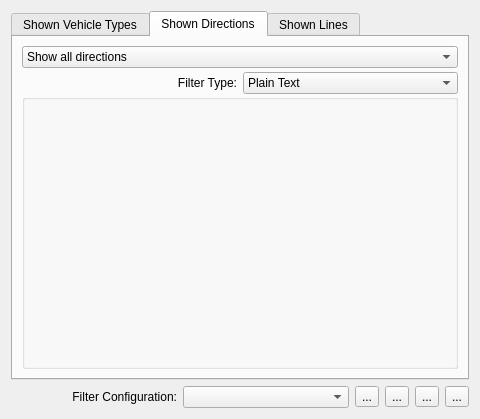
This is applet/publicTransportFilterConfig.ui in KDE/publictransport as Qt 5 draws it before an edit. The edited form follows.
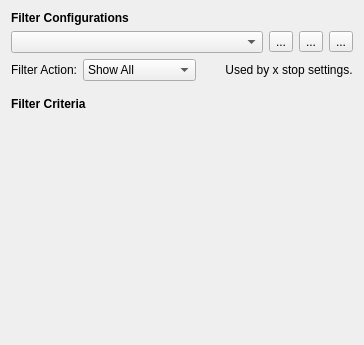
This is the edited form. The open tabs and pages were chosen to show the change. Custom widgets are drawn as their Qt base class.

```diff
--- a/applet/publicTransportFilterConfig.ui
+++ b/applet/publicTransportFilterConfig.ui
@@ -6,25 +6,52 @@
    <rect>
     <x>0</x>
     <y>0</y>
-    <width>480</width>
-    <height>419</height>
+    <width>364</width>
+    <height>345</height>
    </rect>
   </property>
   <layout class="QGridLayout" name="gridLayout">
-   <item row="7" column="0">
-    <widget class="QLabel" name="lblFilterConfigurations">
+   <property name="sizeConstraint">
+    <enum>QLayout::SetDefaultConstraint</enum>
+   </property>
+   <item row="0" column="0" colspan="5">
+    <widget class="QLabel" name="lblTimetable_4">
+     <property name="font">
+      <font>
+       <weight>75</weight>
+       <bold>true</bold>
+      </font>
+     </property>
      <property name="text">
-      <string>Filter Configuration:</string>
-     </property>
-     <property name="alignment">
-      <set>Qt::AlignRight|Qt::AlignTrailing|Qt::AlignVCenter</set>
+      <string>Filter Configurations</string>
      </property>
     </widget>
    </item>
-   <item row="7" column="1">
+   <item row="1" column="0" colspan="5">
+    <layout class="QHBoxLayout" name="horizontalLayout">
+     <property name="leftMargin">
+      <number>0</number>
+     </property>
+     <property name="topMargin">
+      <number>0</number>
+     </property>
+     <property name="rightMargin">
+      <number>0</number>
+     </property>
+     <item>
     <widget class="KComboBox" name="filterConfigurations"/>
    </item>
-   <item row="7" column="3">
+     <item>
+      <widget class="QToolButton" name="addFilterConfiguration">
+       <property name="toolTip">
+        <string>Add a new filter configuration</string>
+       </property>
+       <property name="text">
+        <string notr="true">...</string>
+       </property>
+      </widget>
+     </item>
+     <item>
     <widget class="QToolButton" name="removeFilterConfiguration">
      <property name="toolTip">
       <string>Delete the selected filter configuration</string>
@@ -34,17 +61,7 @@
      </property>
     </widget>
    </item>
-   <item row="7" column="5">
-    <widget class="QToolButton" name="saveFilterConfiguration">
-     <property name="toolTip">
-      <string>Save the current filters to the selected filter configuration</string>
-     </property>
-     <property name="text">
-      <string notr="true">...</string>
-     </property>
-    </widget>
-   </item>
-   <item row="7" column="4">
+     <item>
     <widget class="QToolButton" name="renameFilterConfiguration">
      <property name="toolTip">
       <string>Rename the selected filter configuration</string>
@@ -54,136 +71,20 @@
      </property>
     </widget>
    </item>
-   <item row="7" column="2">
-    <widget class="QToolButton" name="addFilterConfiguration">
-     <property name="toolTip">
-      <string>Add a new filter configuration</string>
-     </property>
-     <property name="text">
-      <string notr="true">...</string>
-     </property>
-    </widget>
-   </item>
-   <item row="4" column="0" rowspan="3" colspan="6">
-    <widget class="KTabWidget" name="ktabwidget">
-     <property name="minimumSize">
-      <size>
-       <width>0</width>
-       <height>0</height>
-      </size>
-     </property>
-     <property name="currentIndex">
-      <number>0</number>
-     </property>
-     <widget class="QWidget" name="tab_3">
-      <attribute name="title">
-       <string>Shown Vehicle Types</string>
-      </attribute>
-      <layout class="QVBoxLayout" name="verticalLayout">
-       <item>
-        <widget class="KActionSelector" name="filterLineType">
-         <property name="sizePolicy">
-          <sizepolicy hsizetype="Preferred" vsizetype="Preferred">
-           <horstretch>0</horstretch>
-           <verstretch>10</verstretch>
-          </sizepolicy>
-         </property>
-         <property name="focusPolicy">
-          <enum>Qt::NoFocus</enum>
-         </property>
-         <property name="whatsThis">
-          <string>Select the vehicle types to be displayed in the timetable.</string>
-         </property>
-         <property name="availableInsertionPolicy">
-          <enum>KActionSelector::Sorted</enum>
-         </property>
-         <property name="showUpDownButtons">
-          <bool>false</bool>
-         </property>
-        </widget>
-       </item>
-      </layout>
-     </widget>
-     <widget class="QWidget" name="tab">
-      <attribute name="title">
-       <string>Shown Directions</string>
-      </attribute>
-      <layout class="QGridLayout" name="gridLayout_2">
-       <property name="verticalSpacing">
-        <number>0</number>
-       </property>
-       <item row="0" column="0" colspan="2">
-        <widget class="KComboBox" name="filterTypeTarget">
-         <item>
-          <property name="text">
-           <string>Show all directions</string>
-          </property>
-         </item>
-         <item>
-          <property name="text">
-           <string>Show matching directions</string>
-          </property>
-         </item>
-         <item>
-          <property name="text">
-           <string>Hide matching directions</string>
-          </property>
-         </item>
-        </widget>
-       </item>
-       <item row="3" column="0" colspan="2">
-        <widget class="KEditListBox" name="filterTargetList">
-         <property name="sizePolicy">
-          <sizepolicy hsizetype="MinimumExpanding" vsizetype="Expanding">
-           <horstretch>0</horstretch>
-           <verstretch>10</verstretch>
-          </sizepolicy>
-         </property>
-         <property name="title">
-          <string/>
-         </property>
-         <property name="flat">
-          <bool>true</bool>
-         </property>
-         <property name="checkable">
-          <bool>false</bool>
-         </property>
-         <property name="buttons">
-          <set>KEditListBox::Add|KEditListBox::Remove</set>
-         </property>
-        </widget>
+    </layout>
        </item>
        <item row="2" column="0">
         <widget class="QLabel" name="label">
          <property name="text">
-          <string>Filter Type:</string>
+      <string>Filter Action:</string>
          </property>
          <property name="alignment">
           <set>Qt::AlignRight|Qt::AlignTrailing|Qt::AlignVCenter</set>
          </property>
         </widget>
        </item>
-       <item row="2" column="1">
-        <widget class="KComboBox" name="filterPatternTarget">
-         <item>
-          <property name="text">
-           <string>Plain Text</string>
-          </property>
-         </item>
-         <item>
-          <property name="text">
-           <string>Wildcard Pattern</string>
-          </property>
-         </item>
-         <item>
-          <property name="text">
-           <string>Regular Expression</string>
-          </property>
-         </item>
-        </widget>
-       </item>
-       <item row="1" column="0" colspan="2">
-        <spacer name="verticalSpacer">
+   <item row="4" column="0" colspan="5">
+    <spacer name="verticalSpacer_6">
          <property name="orientation">
           <enum>Qt::Vertical</enum>
          </property>
@@ -192,63 +93,65 @@
          </property>
          <property name="sizeHint" stdset="0">
           <size>
-           <width>20</width>
-           <height>4</height>
+       <width>64</width>
+       <height>10</height>
           </size>
          </property>
         </spacer>
        </item>
-      </layout>
-     </widget>
-     <widget class="QWidget" name="tab_2">
-      <attribute name="title">
-       <string>Shown Lines</string>
-      </attribute>
-      <layout class="QVBoxLayout" name="verticalLayout_2">
-       <property name="spacing">
-        <number>0</number>
-       </property>
-       <item>
-        <widget class="KComboBox" name="filterTypeLineNumber">
-         <item>
+   <item row="5" column="0" colspan="5">
+    <widget class="QLabel" name="lblTimetable_3">
+     <property name="font">
+      <font>
+       <weight>75</weight>
+       <bold>true</bold>
+      </font>
+     </property>
           <property name="text">
-           <string>Show all lines</string>
-          </property>
-         </item>
-         <item>
-          <property name="text">
-           <string>Show matching lines</string>
-          </property>
-         </item>
-         <item>
-          <property name="text">
-           <string>Hide matching lines</string>
-          </property>
-         </item>
-        </widget>
-       </item>
-       <item>
-        <widget class="KEditListBox" name="filterLineNumberList">
+      <string>Filter Criteria</string>
+     </property>
+    </widget>
+   </item>
+   <item row="6" column="0" colspan="5">
+    <widget class="QScrollArea" name="filterArea">
          <property name="sizePolicy">
-          <sizepolicy hsizetype="MinimumExpanding" vsizetype="Expanding">
+      <sizepolicy hsizetype="Expanding" vsizetype="MinimumExpanding">
            <horstretch>0</horstretch>
-           <verstretch>10</verstretch>
-          </sizepolicy>
-         </property>
-         <property name="layoutDirection">
-          <enum>Qt::LeftToRight</enum>
-         </property>
-         <property name="title">
-          <string/>
-         </property>
-         <property name="flat">
+       <verstretch>0</verstretch>
+      </sizepolicy>
+     </property>
+     <property name="frameShape">
+      <enum>QFrame::NoFrame</enum>
+     </property>
+     <property name="horizontalScrollBarPolicy">
+      <enum>Qt::ScrollBarAlwaysOff</enum>
+     </property>
+     <property name="widgetResizable">
           <bool>true</bool>
          </property>
-         <property name="checkable">
-          <bool>false</bool>
-         </property>
-         <property name="buttons">
-          <set>KEditListBox::Add|KEditListBox::Remove</set>
+     <widget class="QWidget" name="scrollAreaWidgetContents">
+      <property name="geometry">
+       <rect>
+        <x>0</x>
+        <y>0</y>
+        <width>356</width>
+        <height>225</height>
+       </rect>
+      </property>
+      <layout class="QFormLayout" name="formLayout">
+       <property name="fieldGrowthPolicy">
+        <enum>QFormLayout::ExpandingFieldsGrow</enum>
+       </property>
+       <property name="margin">
+        <number>0</number>
+       </property>
+       <item row="0" column="0" colspan="2">
+        <widget class="QWidget" name="filters" native="true">
+         <property name="minimumSize">
+          <size>
+           <width>0</width>
+           <height>0</height>
+          </size>
          </property>
         </widget>
        </item>
@@ -256,30 +159,56 @@
      </widget>
     </widget>
    </item>
+   <item row="2" column="3">
+    <spacer name="horizontalSpacer">
+     <property name="orientation">
+      <enum>Qt::Horizontal</enum>
+     </property>
+     <property name="sizeHint" stdset="0">
+      <size>
+       <width>40</width>
+       <height>20</height>
+      </size>
+     </property>
+    </spacer>
+   </item>
+   <item row="2" column="1" colspan="2">
+    <widget class="KComboBox" name="filterAction">
+     <item>
+      <property name="text">
+       <string>Show All</string>
+      </property>
+     </item>
+     <item>
+      <property name="text">
+       <string>Show Matching</string>
+      </property>
+     </item>
+     <item>
+      <property name="text">
+       <string>Hide Matching</string>
+      </property>
+     </item>
+    </widget>
+   </item>
+   <item row="2" column="4">
+    <widget class="QLabel" name="lblInfo">
+     <property name="text">
+      <string notr="true">Used by x stop settings.</string>
+     </property>
+     <property name="alignment">
+      <set>Qt::AlignCenter</set>
+     </property>
+    </widget>
+   </item>
   </layout>
  </widget>
  <customwidgets>
-  <customwidget>
-   <class>KEditListBox</class>
-   <extends>QGroupBox</extends>
-   <header>keditlistbox.h</header>
-  </customwidget>
   <customwidget>
    <class>KComboBox</class>
    <extends>QComboBox</extends>
    <header>kcombobox.h</header>
   </customwidget>
-  <customwidget>
-   <class>KTabWidget</class>
-   <extends>QTabWidget</extends>
-   <header>ktabwidget.h</header>
-   <container>1</container>
-  </customwidget>
-  <customwidget>
-   <class>KActionSelector</class>
-   <extends>QWidget</extends>
-   <header>kactionselector.h</header>
-  </customwidget>
  </customwidgets>
  <resources/>
  <connections/>
```
Lines whose indentation alone changed are shown as unchanged.
